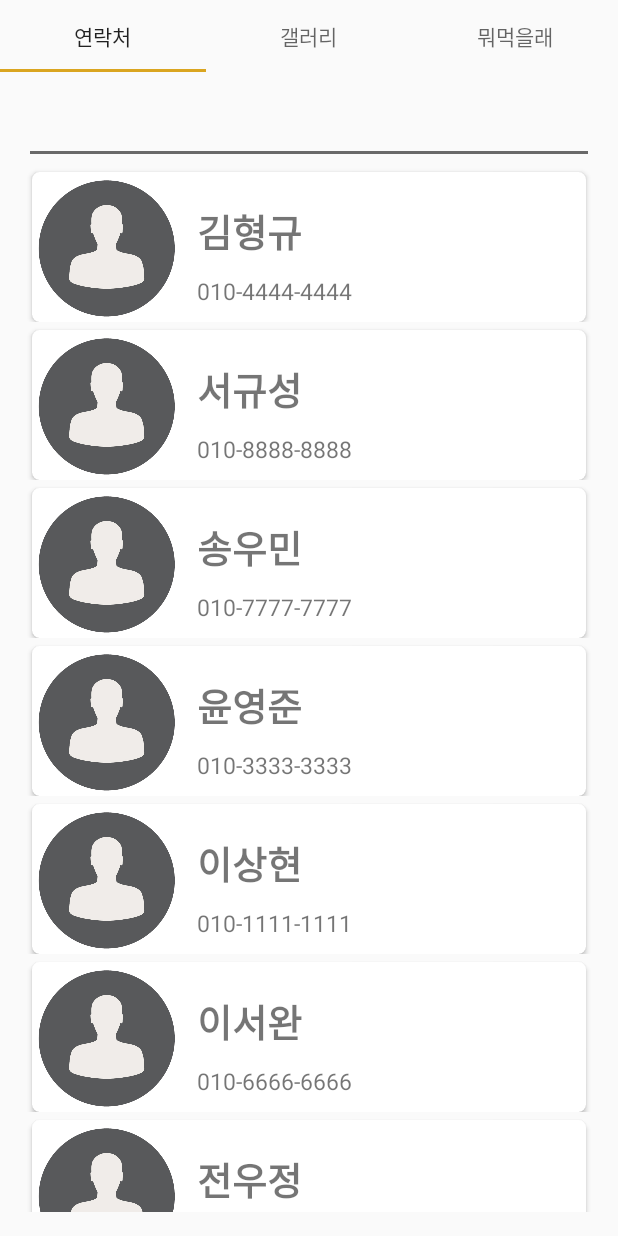
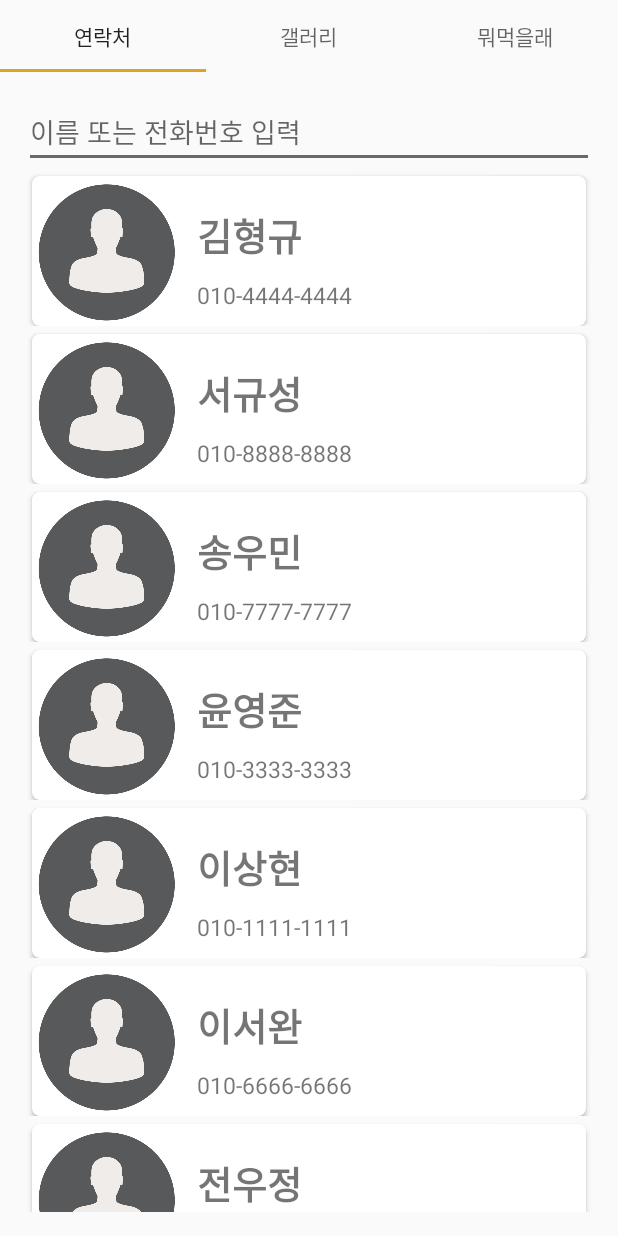
Before and after one commit to SangHyeon54/MadCamp_W1, an Android app: the screen it shows after launch (MainActivity), on a phone screen of 412 x 824 dp. Run offline under Robolectric (Android 15) with nearby library versions, the phone set to English and light mode, and no system bars; libraries missing offline, so code that uses them is left out: net.daum.mf.

Commit message:
contact search add hint

```diff
--- a/app/src/main/res/layout/fragment_1.xml
+++ b/app/src/main/res/layout/fragment_1.xml
@@ -14,7 +14,8 @@ tools:showIn="@layout/activity_main">
     <EditText
         android:id="@+id/edittext"
         android:layout_width="match_parent"
-        android:layout_height="wrap_content" />
+        android:layout_height="wrap_content"
+        android:hint="이름 또는 전화번호 입력"/>
     <androidx.recyclerview.widget.RecyclerView
         android:id="@+id/recyclerView"
         android:scrollbars="vertical"
```
